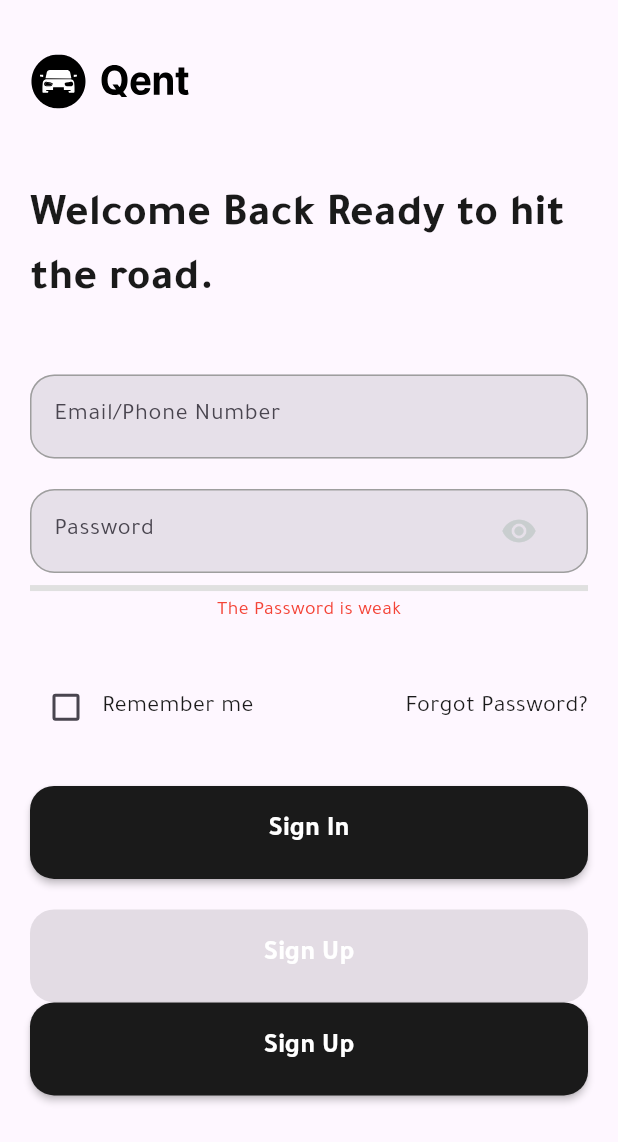
After one commit to mohammed-shaneaf/Car-Rental, a Flutter app: the SignInView screen opened directly, on a phone screen of 412 x 824 dp. The commit adds this screen. Shown: the top 1142 px of the screen. Run offline on Flutter 3.47's test engine with Material 3 defaults, Android fonts, the phone set to English and light mode, and no system bars; our stand-ins replace flutter_screenutil, flutter_svg.

Commit message:
(4) - feat (auth) : create sign in view done

```diff
--- a/lib/app/app_name.dart
+++ b/lib/app/app_name.dart
@@ -1,4 +1,7 @@
 class AppName {
   static const String splash = '/splash';
   static const String onboarding = '/onboarding';
+  static const String signin = '/signin';
+  static const String signup = '/signup';
+  static const String forgetpasswordview = '/forgetpasswordview';
 }
--- a/lib/app/app_route.dart
+++ b/lib/app/app_route.dart
@@ -1,4 +1,7 @@
 import 'package:car_rental/app/app_name.dart';
+import 'package:car_rental/features/auth/presentation/views/forget_password_view.dart';
+import 'package:car_rental/features/auth/presentation/views/sign_in_view.dart';
+import 'package:car_rental/features/auth/presentation/views/sign_up_view.dart';
 import 'package:car_rental/features/on_boarding/presentation/views/on_boarding_view.dart';
 import 'package:car_rental/features/splash/presentation/views/splash_view.dart';
 import 'package:flutter/material.dart';
@@ -11,6 +14,15 @@ Route<dynamic> onGenerateRoute(RouteSettings settings) {
 
     case AppName.onboarding:
       return MaterialPageRoute(builder: (_) => const OnBoardingView());
+
+    case AppName.signin:
+      return MaterialPageRoute(builder: (_) => const SignInView());
+
+      case AppName.signup:
+      return MaterialPageRoute(builder: (_) => const SignUpView());
+
+    case AppName.forgetpasswordview:
+      return MaterialPageRoute(builder: (_) => const ForgetPasswordView());
     // case '/car_form':
     //   return MaterialPageRoute(
     //       builder: (_) => CarFormScreen(car: args?['car']));
--- /dev/null
+++ b/lib/core/styles/app_text_style.dart
@@ -0,0 +1,16 @@
+import 'package:car_rental/core/themes/app_colors.dart';
+import 'package:flutter/material.dart';
+
+abstract class AppTextStyle {
+  static const TextStyle f30blacksbold = TextStyle(
+    fontSize: 30,
+    fontWeight: FontWeight.w700,
+    color: AppColors.primaryColor,
+  );
+
+  static const TextStyle f16normal = TextStyle(
+    fontSize: 16,
+    fontWeight: FontWeight.w400,
+    color: AppColors.primaryColor,
+  );
+}
--- a/lib/core/utils/assets.dart
+++ b/lib/core/utils/assets.dart
@@ -12,5 +12,8 @@ class Assets {
 
   /// Assets for assetsImagesOnBoardingOne
   /// assets/images/on_boarding_one.png
-  static const String assetsImagesOnBoardingOne = "assets/images/on_boarding_one.png";
+  static const String assetsImagesOnBoardingOne =
+      "assets/images/on_boarding_one.png";
+
+  static const String assetsImagesLogoSvg = 'assets/images/Logo.svg';
 }
--- /dev/null
+++ b/lib/features/auth/presentation/views/forget_password_view.dart
@@ -0,0 +1,13 @@
+import 'package:car_rental/features/auth/presentation/views/widgets/forget_password_view_body.dart';
+import 'package:flutter/material.dart';
+
+class ForgetPasswordView extends StatelessWidget {
+  const ForgetPasswordView({super.key});
+
+  @override
+  Widget build(BuildContext context) {
+    return const Scaffold(
+      body: SafeArea(child: ForgetPasswordViewBody()),
+    );
+  }
+}
--- /dev/null
+++ b/lib/features/auth/presentation/views/sign_in_view.dart
@@ -0,0 +1,13 @@
+import 'package:car_rental/features/auth/presentation/views/widgets/sign_in_view_body.dart';
+import 'package:flutter/material.dart';
+
+class SignInView extends StatelessWidget {
+  const SignInView({super.key});
+
+  @override
+  Widget build(BuildContext context) {
+    return const Scaffold(
+      body: SafeArea(child: SignInViewBody()),
+    );
+  }
+}
--- /dev/null
+++ b/lib/features/auth/presentation/views/sign_up_view.dart
@@ -0,0 +1,13 @@
+import 'package:car_rental/features/auth/presentation/views/widgets/sign_up_view_body.dart';
+import 'package:flutter/material.dart';
+
+class SignUpView extends StatelessWidget {
+  const SignUpView({super.key});
+
+  @override
+  Widget build(BuildContext context) {
+    return const Scaffold(
+      body: SafeArea(child: SignUpViewBody()),
+    );
+  }
+}
--- /dev/null
+++ b/lib/features/auth/presentation/views/widgets/forget_password_view_body.dart
@@ -0,0 +1,10 @@
+import 'package:flutter/material.dart';
+
+class ForgetPasswordViewBody extends StatelessWidget {
+  const ForgetPasswordViewBody({super.key});
+
+  @override
+  Widget build(BuildContext context) {
+    return const Placeholder();
+  }
+}
--- /dev/null
+++ b/lib/features/auth/presentation/views/widgets/remember_me_and_froget_password.dart
@@ -0,0 +1,33 @@
+import 'package:car_rental/app/app_name.dart';
+import 'package:car_rental/core/styles/app_text_style.dart';
+import 'package:car_rental/core/themes/app_colors.dart';
+import 'package:flutter/material.dart';
+
+class RembmerMeAndForgetPasswordWidget extends StatelessWidget {
+  const RembmerMeAndForgetPasswordWidget({
+    super.key,
+  });
+
+  @override
+  Widget build(BuildContext context) {
+    return Row(
+      // mainAxisAlignment: MainAxisAlignment.start,
+      children: [
+        Checkbox(value: false, onChanged: (value) {}),
+        const Text('Remember me', style: AppTextStyle.f16normal),
+        const Spacer(),
+        GestureDetector(
+          onTap: () {
+            Navigator.pushNamed(context, AppName.forgetpasswordview);
+          },
+          child: Text(
+            'Forgot Password?',
+            style: AppTextStyle.f16normal.copyWith(
+              color: AppColors.primaryColor,
+            ),
+          ),
+        ),
+      ],
+    );
+  }
+}
--- /dev/null
+++ b/lib/features/auth/presentation/views/widgets/sign_in_view_body.dart
@@ -0,0 +1,63 @@
+import 'package:car_rental/app/app_name.dart';
+import 'package:car_rental/core/styles/app_text_style.dart';
+import 'package:car_rental/core/utils/app_spacing.dart';
+import 'package:car_rental/core/utils/assets.dart';
+import 'package:car_rental/features/auth/presentation/views/widgets/remember_me_and_froget_password.dart';
+import 'package:car_rental/shared/widgets/custom_password_field.dart';
+import 'package:car_rental/shared/widgets/custom_primary_button.dart';
+import 'package:car_rental/shared/widgets/custom_secondry_button.dart';
+import 'package:car_rental/shared/widgets/custom_text_form_field.dart';
+import 'package:flutter/material.dart';
+import 'package:flutter_screenutil/flutter_screenutil.dart';
+import 'package:flutter_svg/svg.dart';
+
+class SignInViewBody extends StatelessWidget {
+  const SignInViewBody({super.key});
+
+  @override
+  Widget build(BuildContext context) {
+    return SingleChildScrollView(
+      child: Padding(
+        padding: AppSpacing.pagePadding,
+        child: Column(
+          mainAxisAlignment: MainAxisAlignment.start,
+          children: [
+            20.verticalSpace,
+            Row(
+              children: [
+                SvgPicture.asset(Assets.assetsImagesLogoSvg),
+              ],
+            ),
+            50.verticalSpace,
+            const Text(
+              'Welcome Back Ready to hit the road.',
+              style: AppTextStyle.f30blacksbold,
+            ),
+            40.verticalSpace,
+            const CustomTextFormField(
+                hintText: 'Email/Phone Number',
+                textInputType: TextInputType.emailAddress),
+            20.verticalSpace,
+            CustomPasswordTextField(
+                passwordController: TextEditingController()),
+            30.verticalSpace,
+            const RembmerMeAndForgetPasswordWidget(),
+            28.verticalSpace,
+            CustomPrimaryButton(label: 'Sign In', onPressed: () {}),
+            20.verticalSpace,
+            CustomPrimaryButton(
+              label: 'Sign Up',
+              onPressed: () {},
+              isDisabled: true,
+            ),
+            CustomSecondryButton(
+                label: 'Sign Up',
+                onPressed: () {
+                  Navigator.pushNamed(context, AppName.signup);
+                })
+          ],
+        ),
+      ),
+    );
+  }
+}
--- /dev/null
+++ b/lib/features/auth/presentation/views/widgets/sign_up_view_body.dart
@@ -0,0 +1,37 @@
+import 'package:car_rental/core/styles/app_text_style.dart';
+import 'package:car_rental/core/utils/assets.dart';
+import 'package:car_rental/shared/widgets/custom_password_field.dart';
+import 'package:car_rental/shared/widgets/custom_text_form_field.dart';
+import 'package:flutter/material.dart';
+import 'package:flutter_screenutil/flutter_screenutil.dart';
+import 'package:flutter_svg/svg.dart';
+
+class SignUpViewBody extends StatelessWidget {
+  const SignUpViewBody({super.key});
+
+  @override
+  Widget build(BuildContext context) {
+    return Column(
+      children: [
+        20.verticalSpace,
+        Row(
+          children: [
+            SvgPicture.asset(Assets.assetsImagesLogoSvg),
+          ],
+        ),
+        50.verticalSpace,
+        const Text(
+          'Welcome Back Ready to hit the road.',
+          style: AppTextStyle.f30blacksbold,
+        ),
+        40.verticalSpace,
+        const CustomTextFormField(
+            hintText: 'Email/Phone Number',
+            textInputType: TextInputType.emailAddress),
+        20.verticalSpace,
+        CustomPasswordTextField(passwordController: TextEditingController()),
+        30.verticalSpace,
+      ],
+    );
+  }
+}
--- a/lib/features/on_boarding/presentation/views/widgets/get_started_page.dart
+++ b/lib/features/on_boarding/presentation/views/widgets/get_started_page.dart
@@ -1,3 +1,4 @@
+import 'package:car_rental/app/app_name.dart';
 import 'package:car_rental/core/utils/assets.dart';
 import 'package:car_rental/shared/widgets/build_logo.dart';
 import 'package:car_rental/shared/widgets/custom_primary_button.dart';
@@ -54,8 +55,11 @@ class ExperiencePage extends StatelessWidget {
             const Spacer(),
             Padding(
               padding: const EdgeInsets.symmetric(horizontal: 16, vertical: 16),
-              child:
-                  CustomPrimaryButton(label: 'Get Started', onPressed: () {}),
+              child: CustomPrimaryButton(
+                  label: 'Get Started',
+                  onPressed: () {
+                    Navigator.pushNamed(context, AppName.signin);
+                  }),
             ),
           ],
         ),
--- /dev/null
+++ b/lib/shared/widgets/custom_password_field.dart
@@ -0,0 +1,96 @@
+import 'package:car_rental/shared/widgets/custom_text_form_field.dart';
+import 'package:flutter/material.dart';
+import 'package:flutter_screenutil/flutter_screenutil.dart';
+
+class CustomPasswordTextField extends StatefulWidget {
+  const CustomPasswordTextField({
+    super.key,
+    required this.passwordController,
+    this.onSaved,
+  });
+
+  final TextEditingController passwordController;
+  final void Function(String?)? onSaved;
+
+  @override
+  _CustomPasswordTextFieldState createState() => _CustomPasswordTextFieldState();
+}
+
+class _CustomPasswordTextFieldState extends State<CustomPasswordTextField> {
+  bool obscureText = true;
+
+  double getPasswordStrength(String password) {
+    if (password.isEmpty) return 0.0;
+    double strength = 0.0;
+    if (password.length >= 8) strength += 0.3;
+    if (RegExp(r'[A-Z]').hasMatch(password)) strength += 0.2;
+    if (RegExp(r'[0-9]').hasMatch(password)) strength += 0.2;
+    if (RegExp(r'[@$!%*?&]').hasMatch(password)) strength += 0.2;
+    return strength;
+  }
+
+  @override
+  Widget build(BuildContext context) {
+    return Column(
+      crossAxisAlignment: CrossAxisAlignment.start,
+      children: [
+        CustomTextFormField(
+          onSaved: widget.onSaved,
+          obscureText: obscureText,
+          controller: widget.passwordController,
+          hintText: 'Password',
+          textInputType: TextInputType.visiblePassword,
+          suffixIcon: GestureDetector(
+            onTap: () {
+              setState(() {
+                obscureText = !obscureText;
+              });
+            },
+            child: Padding(
+              padding: EdgeInsets.symmetric(horizontal: 31.w),
+              child: AnimatedSwitcher(
+                duration: const Duration(milliseconds: 400),
+                transitionBuilder: (Widget child, Animation<double> animation) {
+                  return FadeTransition(opacity: animation, child: child);
+                },
+                child: Icon(
+                  obscureText ? Icons.visibility : Icons.visibility_off,
+                  key: ValueKey<bool>(obscureText),
+                  color: const Color(0xffC9CECF),
+                ),
+              ),
+            ),
+          ),
+        ),
+        SizedBox(height: 8.h),
+        ValueListenableBuilder<TextEditingValue>(
+          valueListenable: widget.passwordController,
+          builder: (context, value, child) {
+            double strength = getPasswordStrength(value.text);
+            return Column(
+              children: [
+                LinearProgressIndicator(
+                  value: strength,
+                  backgroundColor: Colors.grey[300],
+                  valueColor: AlwaysStoppedAnimation<Color>(
+                    strength < 0.5 ? Colors.red : Colors.green,
+                  ),
+                ),
+                SizedBox(height: 4.h),
+                Text(
+                  strength < 0.5
+                      ? 'The Password is weak'
+                      : 'The Password is strong',
+                  style: TextStyle(
+                    color: strength < 0.5 ? Colors.red : Colors.green,
+                    fontSize: 12.sp,
+                  ),
+                ),
+              ],
+            );
+          },
+        ),
+      ],
+    );
+  }
+}
--- /dev/null
+++ b/lib/shared/widgets/custom_secondry_button.dart
@@ -0,0 +1,68 @@
+import 'package:car_rental/core/themes/app_colors.dart';
+import 'package:car_rental/core/utils/app_spacing.dart';
+import 'package:flutter/material.dart';
+
+class CustomSecondryButton extends StatelessWidget {
+  const CustomSecondryButton({
+    super.key,
+    required this.label,
+    required this.onPressed,
+    this.maxWidth = 390, // cap width on large screens
+    this.height = 62, // consistent tap height (>=48 is good for a11y)
+    this.backgroundColor,
+    this.textColor = Colors.white,
+    this.fontSize = 18,
+    this.radius,
+    this.isDisabled = false,
+    this.expand = true, // fill available width up to maxWidth
+  });
+
+  final String label;
+  final VoidCallback onPressed;
+  final double maxWidth;
+  final double height;
+  final Color? backgroundColor;
+  final Color textColor;
+  final double fontSize;
+  final BorderRadius? radius;
+  final bool isDisabled;
+  final bool expand;
+
+  @override
+  Widget build(BuildContext context) {
+    final btn = ElevatedButton(
+      style: ElevatedButton.styleFrom(
+        backgroundColor: isDisabled
+            ? AppColors.grayColor
+            : (backgroundColor ?? AppColors.primaryColor),
+        shape:
+            RoundedRectangleBorder(borderRadius: radius ?? AppSpacing.radius16),
+        elevation: 2,
+        minimumSize: Size(0, height), // allow width to be constrained outside
+        tapTargetSize: MaterialTapTargetSize.padded,
+      ),
+      onPressed: isDisabled ? null : onPressed,
+      child: Text(
+        label,
+        textAlign: TextAlign.center,
+        style: TextStyle(
+          fontSize: fontSize,
+          fontWeight: FontWeight.w600,
+          color: textColor,
+        ),
+      ),
+    );
+
+    // Expand to available width but never exceed maxWidth
+    final wrapped = ConstrainedBox(
+      constraints: BoxConstraints(
+        maxWidth: maxWidth,
+        minHeight: height,
+      ),
+      child: expand ? SizedBox(width: double.infinity, child: btn) : btn,
+    );
+
+    // Center it so on large screens it doesn't stick to the left
+    return Center(child: wrapped);
+  }
+}
--- /dev/null
+++ b/lib/shared/widgets/custom_text_form_field.dart
@@ -0,0 +1,69 @@
+import 'package:car_rental/core/themes/app_colors.dart';
+import 'package:flutter/material.dart';
+import 'package:flutter_screenutil/flutter_screenutil.dart';
+
+class CustomTextFormField extends StatelessWidget {
+  const CustomTextFormField({
+    super.key,
+    required this.hintText,
+    this.controller,
+    this.validator,
+    this.keyboardType,
+    this.obscureText = false,
+    this.onChanged,
+    this.onSaved,
+    this.prefixIcon,
+    this.suffixIcon,
+    this.maxLines = 1,
+    this.minLines,
+    this.readOnly = false,
+    this.textInputAction, required TextInputType textInputType,
+  });
+
+  final String hintText;
+  final TextEditingController? controller;
+  final String? Function(String?)? validator;
+  final TextInputType? keyboardType;
+  final bool obscureText;
+  final ValueChanged<String>? onChanged;
+  final FormFieldSetter<String>? onSaved;
+  final Widget? prefixIcon;
+  final Widget? suffixIcon;
+  final int maxLines;
+  final int? minLines;
+  final bool readOnly;
+  final TextInputAction? textInputAction;
+
+  @override
+  Widget build(BuildContext context) {
+    return TextFormField(
+      controller: controller,
+      validator: validator,
+      keyboardType: keyboardType,
+      obscureText: obscureText,
+      onChanged: onChanged,
+      onSaved: onSaved,
+      maxLines: maxLines,
+      minLines: minLines,
+      readOnly: readOnly,
+      textInputAction: textInputAction,
+      cursorColor: AppColors.primaryColor, // optional
+      decoration: InputDecoration(
+        focusColor: AppColors.primaryColor,
+        filled: true,
+        hintText: hintText,
+        prefixIcon: prefixIcon,
+        suffixIcon: suffixIcon,
+        border: OutlineInputBorder(borderRadius: BorderRadius.circular(16.r)),
+        enabledBorder: OutlineInputBorder(
+          borderRadius: BorderRadius.circular(16.r),
+          borderSide: const BorderSide(color: Colors.grey),
+        ),
+        focusedBorder: OutlineInputBorder(
+          borderRadius: BorderRadius.circular(16.r),
+          borderSide: const BorderSide(color: AppColors.primaryColor),
+        ),
+      ),
+    );
+  }
+}
--- a/pubspec.yaml
+++ b/pubspec.yaml
@@ -12,6 +12,7 @@ dependencies:
   flutter:
     sdk: flutter
   flutter_screenutil: ^5.9.3
+  flutter_svg: ^2.0.10+1
 
 dev_dependencies:
   flutter_lints: ^2.0.0
```
Also changed, not shown: assets/images/Logo.svg (added), pubspec.lock.
